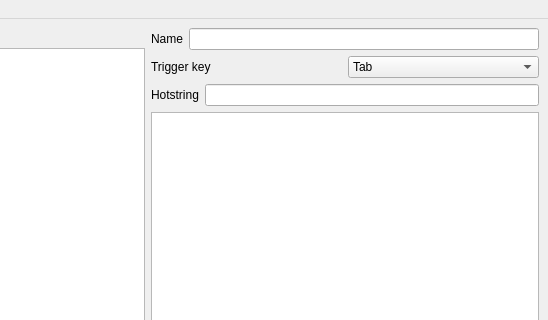
cmadsen07/macrogen, file layout.ui: the form before one commit; both pictures show x 252 to 800 and y 0 to 320 of the 800 by 604 pixel window.
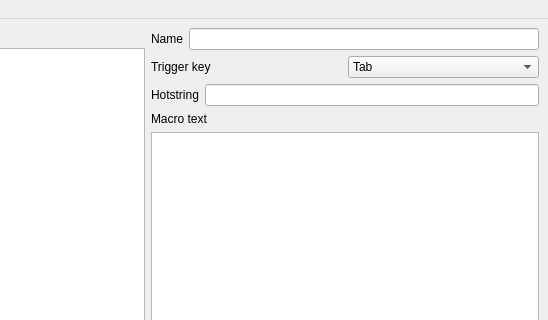
The form after the commit.

What changed in the file:
```diff
--- a/layout.ui
+++ b/layout.ui
@@ -113,6 +113,13 @@
             </item>
            </layout>
           </item>
+          <item>
+           <widget class="QLabel" name="label_4">
+            <property name="text">
+             <string>Macro text</string>
+            </property>
+           </widget>
+          </item>
           <item>
            <widget class="QTextEdit" name="textEdit"/>
           </item>
```
